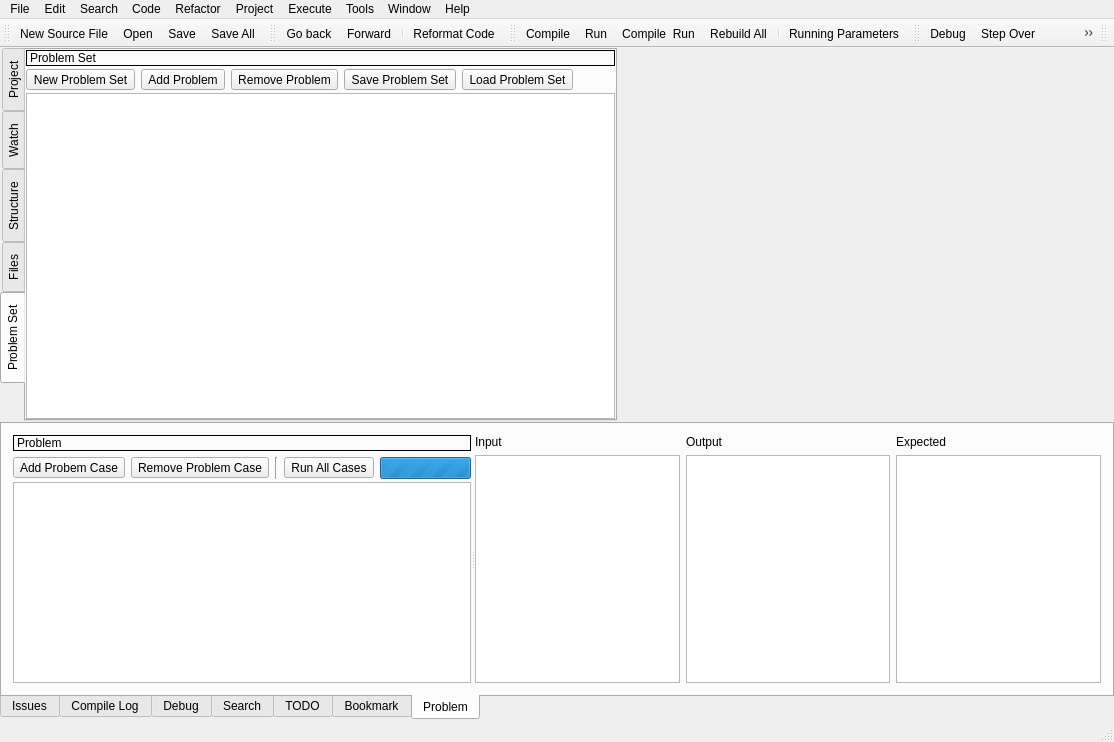
Above: RedPandaIDE/mainwindow.ui from royqh1979/RedPanda-CPP before the change. Below: the same form after it.
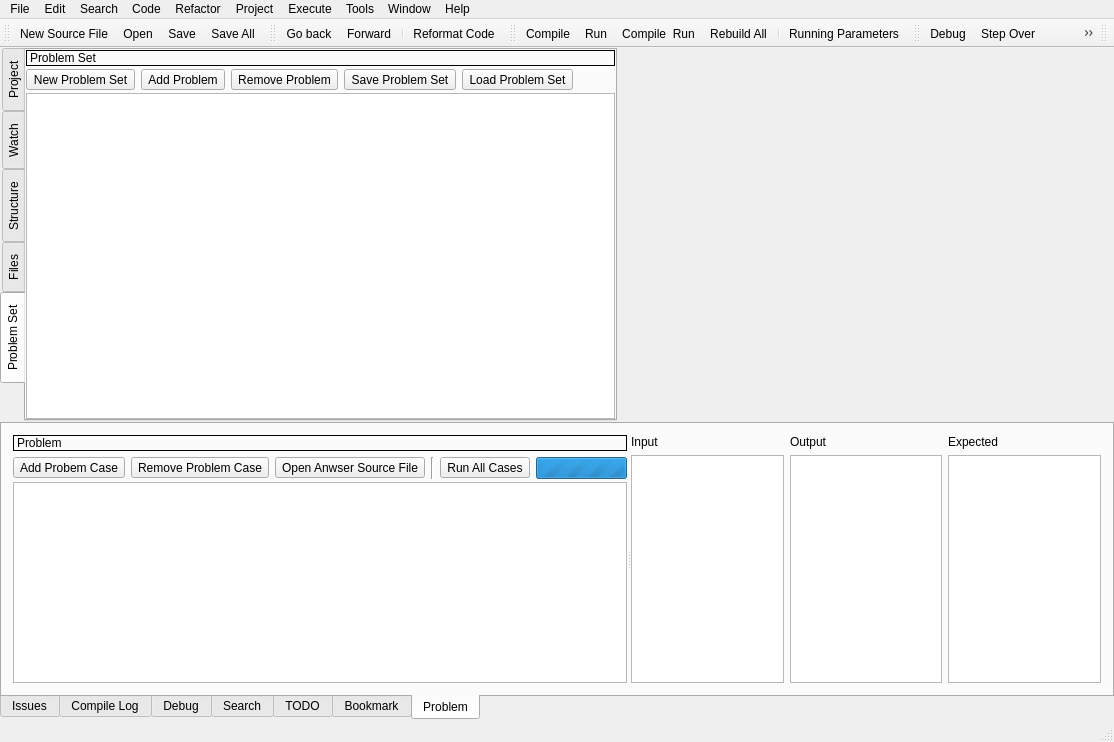
That is the form after the change. Icons and pictures are not drawn. Custom widgets are drawn as their Qt base class.

Commit message: - enhancement: set problem's answer source file  - enhancement: open the problem's answer source file in editor

What changed in the file:
```diff
--- a/RedPandaIDE/mainwindow.ui
+++ b/RedPandaIDE/mainwindow.ui
@@ -1223,6 +1223,20 @@
                   </property>
                  </widget>
                 </item>
+                <item>
+                 <widget class="QToolButton" name="btnOpenProblemAnswer">
+                  <property name="toolTip">
+                   <string>Open Anwser Source File</string>
+                  </property>
+                  <property name="text">
+                   <string>Open Anwser Source File</string>
+                  </property>
+                  <property name="icon">
+                   <iconset resource="icons.qrc">
+                    <normaloff>:/icons/images/newlook24/047-makefl.png</normaloff>:/icons/images/newlook24/047-makefl.png</iconset>
+                  </property>
+                 </widget>
+                </item>
                 <item>
                  <widget class="Line" name="line">
                   <property name="orientation">
```
The commit also changes 7 other files.
